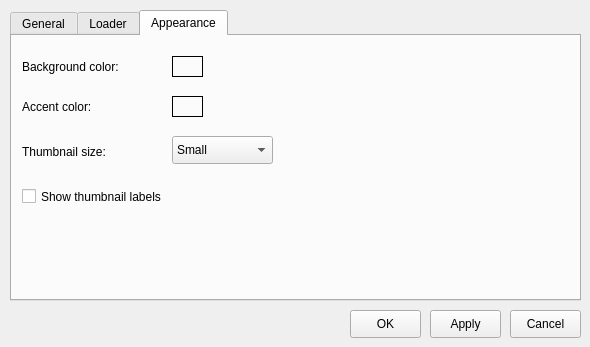
Old version of the form settingsdialog.ui in the repository do-i/thumbgrid.
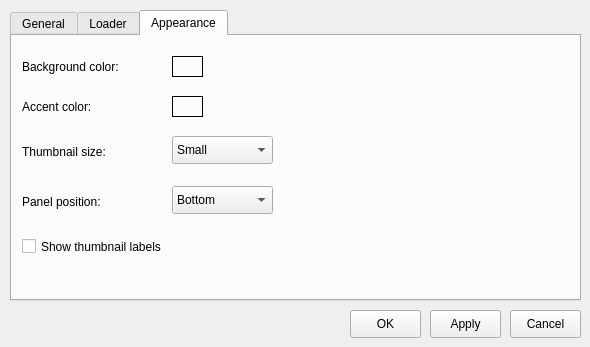
New version of the form. The open tabs and pages were chosen to show the change. Custom widgets are drawn as their Qt base class.

Commit message: new option: panel position

Patch:
```diff
--- a/settingsdialog.ui
+++ b/settingsdialog.ui
@@ -520,7 +520,7 @@
      <property name="geometry">
       <rect>
        <x>10</x>
-       <y>150</y>
+       <y>200</y>
        <width>271</width>
        <height>21</height>
       </rect>
@@ -532,6 +532,49 @@
       <bool>false</bool>
      </property>
     </widget>
+    <widget class="QLabel" name="panelPositionLabel">
+     <property name="geometry">
+      <rect>
+       <x>10</x>
+       <y>150</y>
+       <width>141</width>
+       <height>31</height>
+      </rect>
+     </property>
+     <property name="text">
+      <string>Panel position:</string>
+     </property>
+    </widget>
+    <widget class="QComboBox" name="panelPositionComboBox">
+     <property name="geometry">
+      <rect>
+       <x>160</x>
+       <y>150</y>
+       <width>101</width>
+       <height>28</height>
+      </rect>
+     </property>
+     <item>
+      <property name="text">
+       <string>Bottom</string>
+      </property>
+     </item>
+     <item>
+      <property name="text">
+       <string>Top</string>
+      </property>
+     </item>
+     <item>
+      <property name="text">
+       <string>Left</string>
+      </property>
+     </item>
+     <item>
+      <property name="text">
+       <string>Right</string>
+      </property>
+     </item>
+    </widget>
    </widget>
   </widget>
   <widget class="QPushButton" name="pushButton">
```
Left out of the diff: 6 changed lines with no effect on the pictures. The commit also changes 11 other files.
